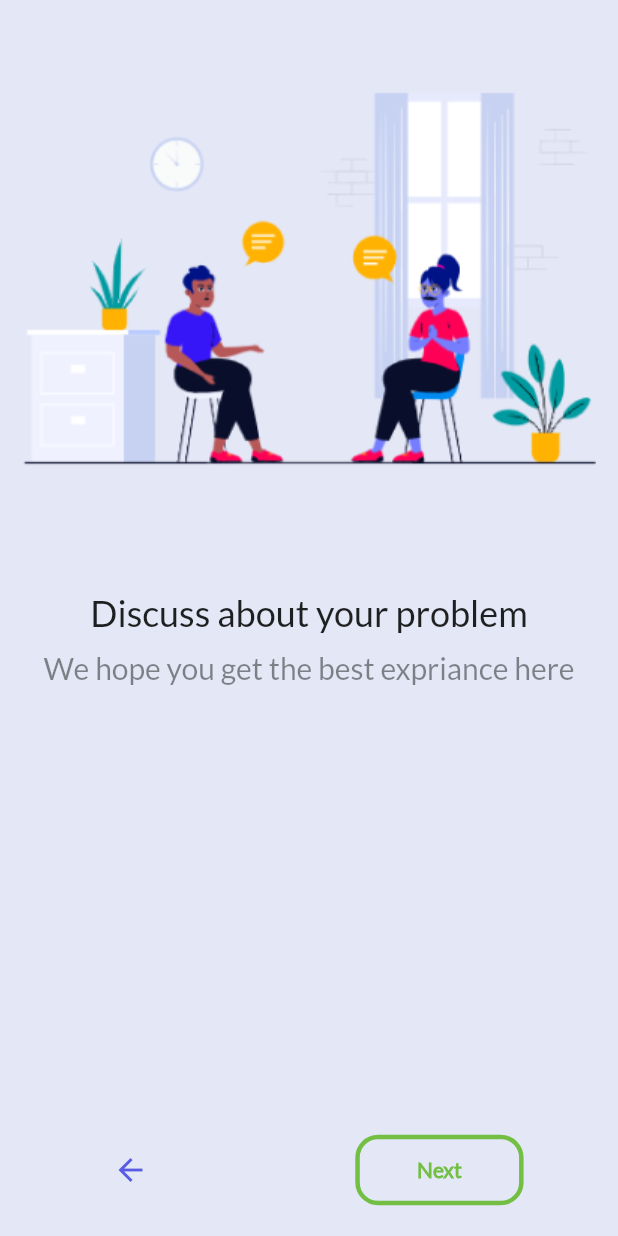
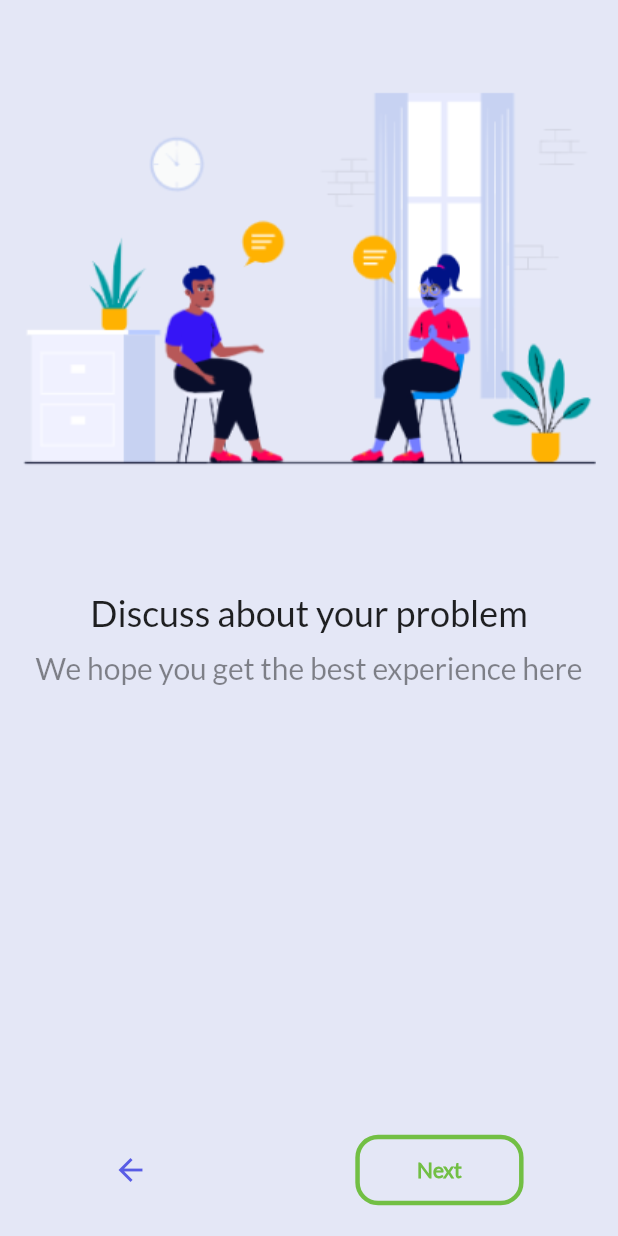
Before and after one commit to Emanuel-js/HealTalkPatient, a Flutter app: the screen it shows after launch, after a tap on "Next", on a phone screen of 412 x 824 dp. Run offline on Flutter 3.47's test engine with Material 2 defaults, Android fonts, the phone set to English and light mode, and no system bars.

Commit message:
update 4

```diff
--- a/lib/Screen/introScreen/introScreen.dart
+++ b/lib/Screen/introScreen/introScreen.dart
@@ -21,10 +21,7 @@ class IntroScreen1 extends StatelessWidget {
               color: colors.k_primerygreenColor,
               text: "Next",
               onpress: () {
-                Navigator.push(
-                    context,
-                    MaterialPageRoute(
-                        builder: (BuildContext context) => IntroScreen2()));
+                Navigator.push(context, createRoute(IntroScreen2()));
               },
             ),
             SizedBox(
@@ -51,7 +48,7 @@ class IntroScreen2 extends StatelessWidget {
               size: size,
               con: context,
               title: "Discuss about your problem",
-              disc: "We hope you get the best expriance here",
+              disc: "We hope you get the best experience here",
               img: "asset/img/Allura Socializing.png"),
           Row(
             mainAxisAlignment: MainAxisAlignment.spaceAround,
@@ -71,12 +68,7 @@ class IntroScreen2 extends StatelessWidget {
                 color: colors.k_primerygreenColor,
                 text: "Next",
                 onpress: () {
-                  Navigator.push(
-                    context,
-                    MaterialPageRoute(
-                      builder: (BuildContext context) => IntroScreen3(),
-                    ),
-                  );
+                  Navigator.push(context, createRoute(IntroScreen3()));
                 },
               ),
             ],
@@ -126,12 +118,7 @@ class IntroScreen3 extends StatelessWidget {
                   color: colors.k_primerygreenColor,
                   text: "Done",
                   onpress: () {
-                    Navigator.push(
-                      context,
-                      MaterialPageRoute(
-                        builder: (BuildContext context) => FirstScreen(),
-                      ),
-                    );
+                    Navigator.push(context, createRoute(FirstScreen()));
                   },
                 ),
               ],
--- a/lib/index.dart
+++ b/lib/index.dart
@@ -9,7 +9,9 @@ export 'Screen/introScreen/firstscreen.dart';
 export 'Screen/introScreen/introScreen.dart';
 export 'Screen/introScreen/intropage.dart';
 export 'Screen/registerScreen.dart';
+
 //export utility
+export 'utility/createRoute.dart';
 
 //export component
 export 'Component/Button.dart';
--- /dev/null
+++ b/lib/utility/createRoute.dart
@@ -0,0 +1,15 @@
+import 'package:flutter/material.dart';
+
+Route createRoute(Widget screen) {
+  return PageRouteBuilder(
+      transitionDuration: Duration(seconds: 1),
+      transitionsBuilder: (context, animation, animationTime, child) {
+        animation =
+            CurvedAnimation(parent: animation, curve: Curves.elasticInOut);
+        return ScaleTransition(
+            scale: animation, alignment: Alignment.center, child: child);
+      },
+      pageBuilder: (context, animation, animationTime) {
+        return screen;
+      });
+}
```
Also changed, not shown: lib/Screen/loginScreen.dart (+5 -5 lines), lib/utility/test.dart (deleted), pubspec.lock, 5 other files.
